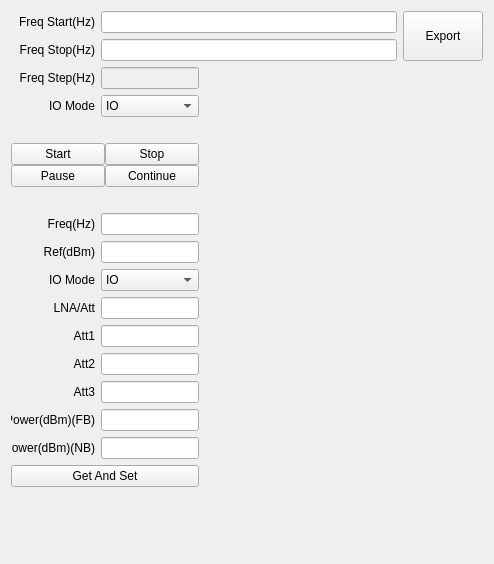
This is Qt/SPC5_RFU_Debug_Tool/Cal/q_cal_rx_ref_dlg.ui in Andydingbing/SPC5 as Qt 5 draws it before an edit. The edited form follows.
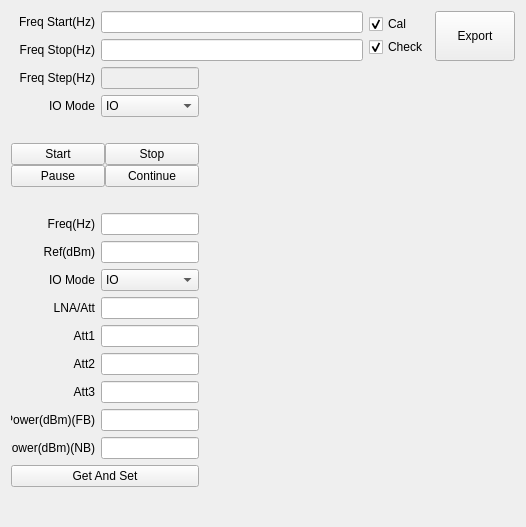
This is the edited form. Custom widgets are drawn as their Qt base class.

The edit to the form file:
```diff
--- a/Qt/SPC5_RFU_Debug_Tool/Cal/q_cal_rx_ref_dlg.ui
+++ b/Qt/SPC5_RFU_Debug_Tool/Cal/q_cal_rx_ref_dlg.ui
@@ -6,8 +6,8 @@
    <rect>
     <x>0</x>
     <y>0</y>
-    <width>494</width>
-    <height>564</height>
+    <width>526</width>
+    <height>527</height>
    </rect>
   </property>
   <property name="windowTitle">
@@ -15,7 +15,7 @@
   </property>
   <layout class="QVBoxLayout" name="verticalLayout_2" stretch="0,1">
    <item>
-    <layout class="QHBoxLayout" name="horizontalLayout1" stretch="10,1">
+    <layout class="QHBoxLayout" name="horizontalLayout_2" stretch="10,0,1">
      <item>
       <layout class="QVBoxLayout" name="verticalLayoutFreqStarStop">
        <item>
@@ -84,6 +84,45 @@
        </item>
       </layout>
      </item>
+     <item>
+      <layout class="QVBoxLayout" name="verticalLayoutStarPaus_2">
+       <property name="spacing">
+        <number>0</number>
+       </property>
+       <item>
+        <widget class="QCheckBox" name="checkBoxCal">
+         <property name="sizePolicy">
+          <sizepolicy hsizetype="Fixed" vsizetype="Fixed">
+           <horstretch>0</horstretch>
+           <verstretch>0</verstretch>
+          </sizepolicy>
+         </property>
+         <property name="text">
+          <string>Cal</string>
+         </property>
+         <property name="checked">
+          <bool>true</bool>
+         </property>
+        </widget>
+       </item>
+       <item>
+        <widget class="QCheckBox" name="checkBoxCheck">
+         <property name="sizePolicy">
+          <sizepolicy hsizetype="Fixed" vsizetype="Fixed">
+           <horstretch>0</horstretch>
+           <verstretch>0</verstretch>
+          </sizepolicy>
+         </property>
+         <property name="text">
+          <string>Check</string>
+         </property>
+         <property name="checked">
+          <bool>true</bool>
+         </property>
+        </widget>
+       </item>
+      </layout>
+     </item>
      <item>
       <widget class="QPushButton" name="pushButtonExport">
        <property name="sizePolicy">
```
